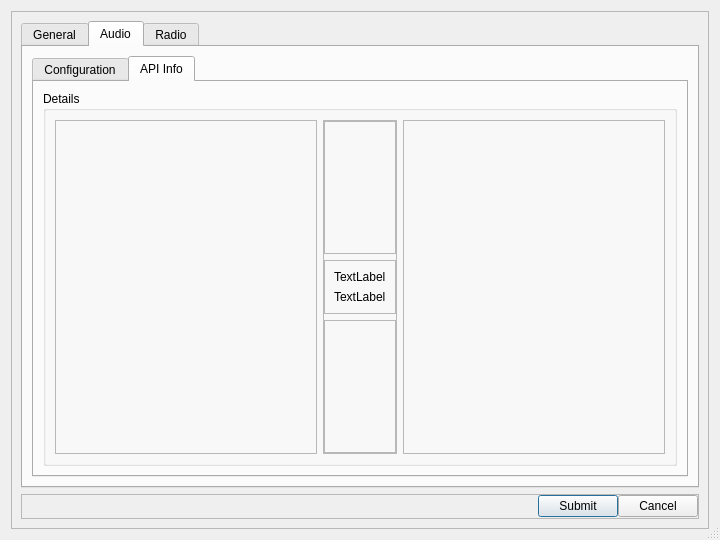
The window that src/ui/dialogsettings.ui (GekkoFyre/small-world-deluxe) describes before a commit, drawn with Qt 5.
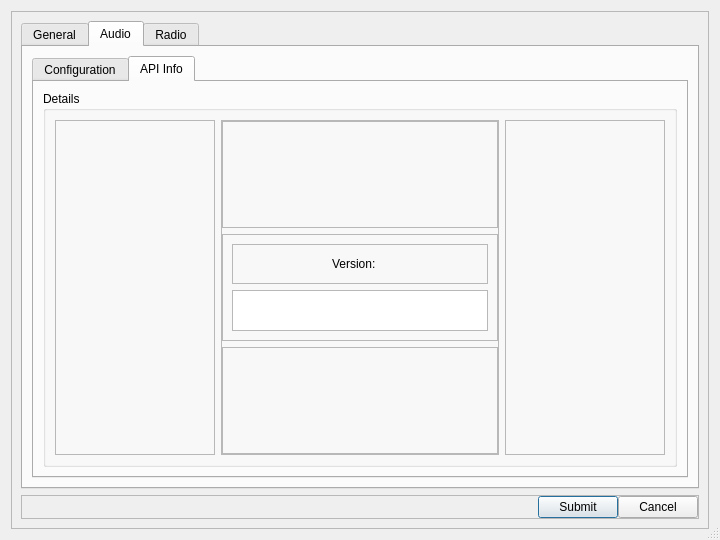
The same window after the commit. The open tabs and pages were chosen to show the change.

Commit message: * Further cleaned up the audio-related code and made it more streamlined, causing it to be initiated from QMainWindow as well in one central location. This is instead of it all being launched in many, multiple locations, thus causing a headache for memory usage. * Made modifications to the settings dialog, adding new features/settings as well as the API information relating to what PortAudio version the user in question may be using. Which is excellent for us programmers of Small World Deluxe in helping the user to debug errors.

Patch:
```diff
--- a/src/ui/dialogsettings.ui
+++ b/src/ui/dialogsettings.ui
@@ -718,16 +718,70 @@
                          </property>
                          <layout class="QVBoxLayout" name="verticalLayout_16">
                           <item>
-                           <widget class="QLabel" name="label">
-                            <property name="text">
-                             <string>TextLabel</string>
+                           <widget class="QFrame" name="frame">
+                            <property name="frameShape">
+                             <enum>QFrame::StyledPanel</enum>
                             </property>
+                            <property name="frameShadow">
+                             <enum>QFrame::Raised</enum>
+                            </property>
+                            <layout class="QHBoxLayout" name="horizontalLayout_13">
+                             <item>
+                              <spacer name="horizontalSpacer_6">
+                               <property name="orientation">
+                                <enum>Qt::Horizontal</enum>
+                               </property>
+                               <property name="sizeHint" stdset="0">
+                                <size>
+                                 <width>40</width>
+                                 <height>20</height>
+                                </size>
+                               </property>
+                              </spacer>
+                             </item>
+                             <item>
+                              <widget class="QLabel" name="label_version_holder">
+                               <property name="text">
+                                <string>Version:</string>
+                               </property>
+                              </widget>
+                             </item>
+                             <item>
+                              <widget class="QLabel" name="label_pa_version">
+                               <property name="text">
+                                <string>&lt;version&gt;</string>
+                               </property>
+                              </widget>
+                             </item>
+                             <item>
+                              <spacer name="horizontalSpacer_5">
+                               <property name="orientation">
+                                <enum>Qt::Horizontal</enum>
+                               </property>
+                               <property name="sizeHint" stdset="0">
+                                <size>
+                                 <width>40</width>
+                                 <height>20</height>
+                                </size>
+                               </property>
+                              </spacer>
+                             </item>
+                            </layout>
                            </widget>
                           </item>
                           <item>
-                           <widget class="QLabel" name="label_2">
-                            <property name="text">
-                             <string>TextLabel</string>
+                           <widget class="QTextEdit" name="textEdit_pa_version_text">
+                            <property name="documentTitle">
+                             <string notr="true"/>
+                            </property>
+                            <property name="undoRedoEnabled">
+                             <bool>false</bool>
+                            </property>
+                            <property name="readOnly">
+                             <bool>true</bool>
+                            </property>
+                            <property name="placeholderText">
+                             <string>&lt;PortAudio version information&gt;</string>
                             </property>
                            </widget>
                           </item>
```
Left out of the diff: 247 changed lines with no effect on the pictures. The commit also changes 5 other files.
